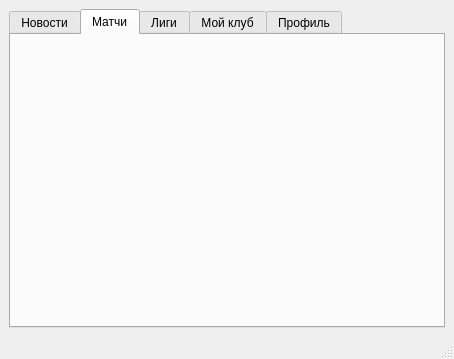
Old version of the form main.ui in the repository egorshv/desk_app.
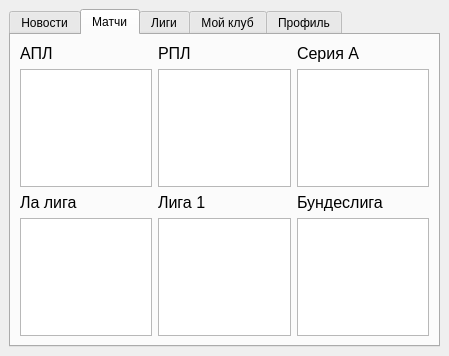
New version of the form. The open tabs and pages were chosen to show the change.

Commit message: Add news tab, match tab and style.css

The edit to the form file:
```diff
--- a/main.ui
+++ b/main.ui
@@ -6,8 +6,8 @@
    <rect>
     <x>0</x>
     <y>0</y>
-    <width>454</width>
-    <height>359</height>
+    <width>449</width>
+    <height>356</height>
    </rect>
   </property>
   <property name="windowTitle">
@@ -29,6 +29,130 @@
        <attribute name="title">
         <string>Матчи</string>
        </attribute>
+       <layout class="QVBoxLayout" name="verticalLayout_12">
+        <item>
+         <layout class="QHBoxLayout" name="horizontalLayout_2">
+          <item>
+           <layout class="QVBoxLayout" name="verticalLayout_3">
+            <item>
+             <widget class="QLabel" name="label_2">
+              <property name="font">
+               <font>
+                <pointsize>12</pointsize>
+               </font>
+              </property>
+              <property name="text">
+               <string>АПЛ</string>
+              </property>
+             </widget>
+            </item>
+            <item>
+             <widget class="QTableWidget" name="tableWidget_8"/>
+            </item>
+           </layout>
+          </item>
+          <item>
+           <layout class="QVBoxLayout" name="verticalLayout_9">
+            <item>
+             <widget class="QLabel" name="label_7">
+              <property name="font">
+               <font>
+                <pointsize>12</pointsize>
+               </font>
+              </property>
+              <property name="text">
+               <string>РПЛ</string>
+              </property>
+             </widget>
+            </item>
+            <item>
+             <widget class="QTableWidget" name="tableWidget_9"/>
+            </item>
+           </layout>
+          </item>
+          <item>
+           <layout class="QVBoxLayout" name="verticalLayout_11">
+            <item>
+             <widget class="QLabel" name="label_11">
+              <property name="font">
+               <font>
+                <pointsize>12</pointsize>
+               </font>
+              </property>
+              <property name="text">
+               <string>Серия А</string>
+              </property>
+             </widget>
+            </item>
+            <item>
+             <widget class="QTableWidget" name="tableWidget_13"/>
+            </item>
+           </layout>
+          </item>
+         </layout>
+        </item>
+        <item>
+         <layout class="QHBoxLayout" name="horizontalLayout_3">
+          <item>
+           <layout class="QVBoxLayout" name="verticalLayout_2">
+            <item>
+             <widget class="QLabel" name="label">
+              <property name="font">
+               <font>
+                <pointsize>12</pointsize>
+               </font>
+              </property>
+              <property name="text">
+               <string>Ла лига</string>
+              </property>
+             </widget>
+            </item>
+            <item>
+             <widget class="QTableWidget" name="tableWidget_10"/>
+            </item>
+           </layout>
+          </item>
+          <item>
+           <layout class="QVBoxLayout" name="verticalLayout_6">
+            <item>
+             <widget class="QLabel" name="label_3">
+              <property name="font">
+               <font>
+                <pointsize>12</pointsize>
+               </font>
+              </property>
+              <property name="text">
+               <string>Лига 1</string>
+              </property>
+             </widget>
+            </item>
+            <item>
+             <widget class="QTableWidget" name="tableWidget_12"/>
+            </item>
+           </layout>
+          </item>
+          <item>
+           <layout class="QVBoxLayout" name="verticalLayout_10">
+            <item>
+             <widget class="QLabel" name="label_9">
+              <property name="font">
+               <font>
+                <pointsize>12</pointsize>
+               </font>
+              </property>
+              <property name="text">
+               <string>Бундеслига</string>
+              </property>
+             </widget>
+            </item>
+            <item>
+             <widget class="QTableWidget" name="tableWidget_11"/>
+            </item>
+           </layout>
+          </item>
+         </layout>
+        </item>
+       </layout>
       </widget>
       <widget class="QWidget" name="tab_3">
        <attribute name="title">
@@ -229,7 +353,6 @@
     </rect>
    </property>
   </widget>
-  <widget class="QStatusBar" name="statusbar"/>
  </widget>
  <resources/>
  <connections/>
```
Left out of the diff: 64 changed lines with no effect on the pictures. The commit also changes 4 other files.
